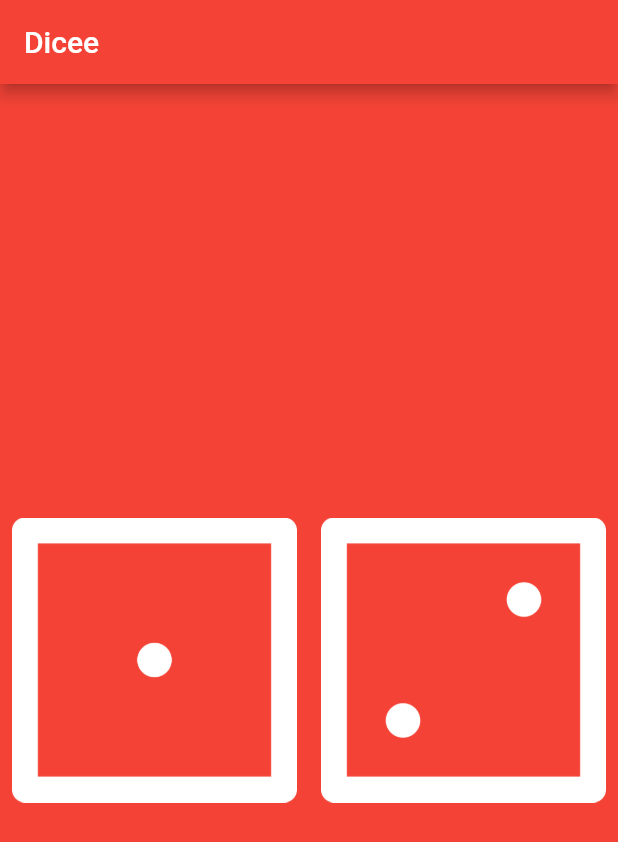
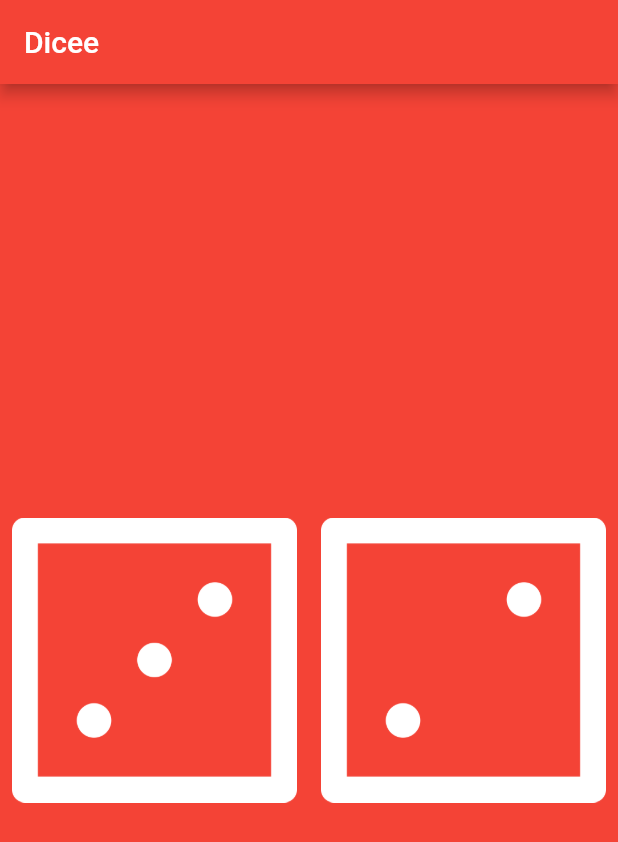
Before and after one commit to FadyFawzyOfficial/dicee, a Flutter app: the screen it shows after launch, on a phone screen of 412 x 824 dp. Shown: the top 842 px of the screen. Run offline on Flutter 3.47's test engine with Material 2 defaults, Android fonts, the phone set to English and light mode, and no system bars.

```diff
--- a/lib/main.dart
+++ b/lib/main.dart
@@ -25,6 +25,8 @@ class DiceScreen extends StatelessWidget {
 
   @override
   Widget build(BuildContext context) {
+    var leftDiceNumber = 3;
+
     return Center(
       child: Row(
         children: [
@@ -32,7 +34,7 @@ class DiceScreen extends StatelessWidget {
             child: InkWell(
               child: Padding(
                 padding: const EdgeInsets.all(8),
-                child: Image.asset('assets/images/dice1.png'),
+                child: Image.asset('assets/images/dice$leftDiceNumber.png'),
               ),
               onTap: () => debugPrint('Left Button got pressed.'),
             ),
```
